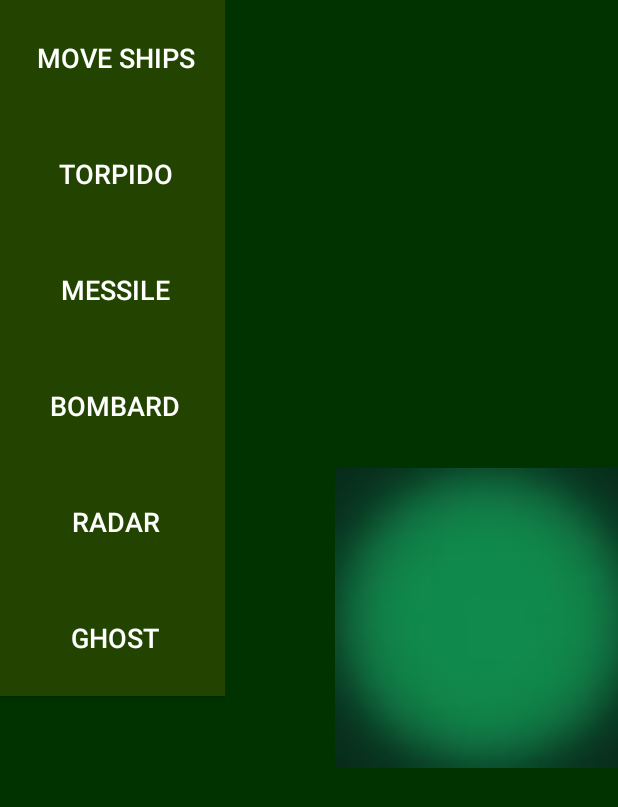
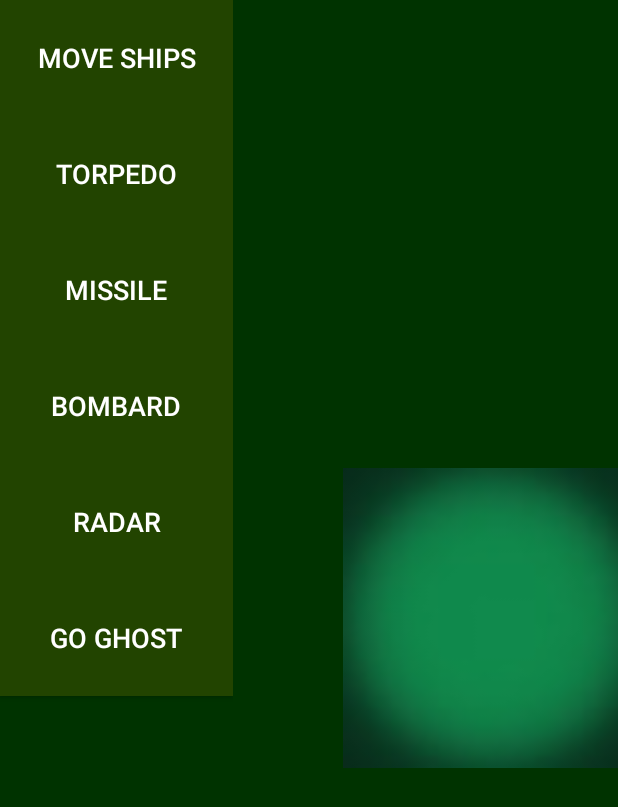
Before and after one commit to NzarTofiq/battleship, an Android app: the screen it shows after launch (MainActivity), after a tap on "ENTER", on a phone screen of 412 x 824 dp. Shown: the top 807 px of the screen. Run offline under Robolectric (Android 15) with nearby library versions, the phone set to English and light mode, and no system bars.

Commit message:
image switcher not working

```diff
--- a/app/src/main/java/com/nzartofiq/battelship/MainActivity.java
+++ b/app/src/main/java/com/nzartofiq/battelship/MainActivity.java
@@ -7,7 +7,10 @@ import android.support.v7.app.AppCompatActivity;
 import android.view.View;
 import android.widget.Button;
 import android.widget.ImageButton;
+import android.widget.ImageSwitcher;
+import android.widget.ImageView;
 import android.widget.TextView;
+import android.widget.ViewSwitcher;
 
 public class MainActivity extends AppCompatActivity {
     //version 3
@@ -21,7 +24,7 @@ public class MainActivity extends AppCompatActivity {
 
     private Board board;
     private String name;
-    private static Button btn2;
+    private ImageSwitcher imageSwitcher;
 
     @Override
     protected void onCreate(Bundle savedInstanceState) {
@@ -31,6 +34,18 @@ public class MainActivity extends AppCompatActivity {
         name = intent.getStringExtra(StartActivity.NAME_EXTRA);
         board = new Board();
         setupBtnClicks();
+        imageSwitcher = (ImageSwitcher)findViewById(R.id.imageSwitcher1);
+        changeImageSource();
+    }
+
+    private void changeImageSource() {
+//        imageSwitcher.setImageResource(R.drawable.blue);
+        imageSwitcher.setFactory(new ViewSwitcher.ViewFactory() {
+            public View makeView() {
+                ImageView myView = new ImageView(getApplicationContext());
+                return myView;
+            }
+        });
     }
 
     private void setupBtnClicks(){
--- a/app/src/main/res/layout/content_main.xml
+++ b/app/src/main/res/layout/content_main.xml
@@ -11,13 +11,13 @@
 
         <LinearLayout
             android:orientation="vertical"
-            android:layout_width="150dp"
+            android:layout_width="155dp"
             android:layout_height="fill_parent"
             android:layout_gravity="left">
 
             <Button
                 android:id="@+id/btn_1"
-                android:layout_width="154dp"
+                android:layout_width="fill_parent"
                 android:layout_height="77dp"
                 android:textColor="#FFF"
                 android:background="#240"
@@ -26,25 +26,25 @@
             </Button>
             <Button
                 android:id="@+id/btn_2"
-                android:layout_width="154dp"
+                android:layout_width="fill_parent"
                 android:layout_height="77dp"
                 android:textColor="#FFF"
                 android:background="#240"
-                android:text="torpido"
+                android:text="torpedo"
                 android:textSize="18sp" >
             </Button>
             <Button
                 android:id="@+id/btn_3"
-                android:layout_width="154dp"
+                android:layout_width="fill_parent"
                 android:layout_height="77dp"
                 android:textColor="#FFF"
                 android:background="#240"
-                android:text="messile"
+                android:text="missile"
                 android:textSize="18sp" >
             </Button>
             <Button
                 android:id="@+id/btn_4"
-                android:layout_width="154dp"
+                android:layout_width="fill_parent"
                 android:layout_height="77dp"
                 android:textColor="#FFF"
                 android:background="#240"
@@ -53,7 +53,7 @@
             </Button>
             <Button
                 android:id="@+id/btn_5"
-                android:layout_width="154dp"
+                android:layout_width="fill_parent"
                 android:layout_height="77dp"
                 android:textColor="#FFF"
                 android:background="#240"
@@ -62,11 +62,11 @@
             </Button>
             <Button
                 android:id="@+id/btn_6"
-                android:layout_width="154dp"
+                android:layout_width="fill_parent"
                 android:layout_height="77dp"
                 android:textColor="#FFF"
                 android:background="#240"
-                android:text="ghost"
+                android:text="go ghost"
                 android:textSize="18sp" >
             </Button>
         </LinearLayout>
@@ -78,12 +78,6 @@
             android:layout_margin="73dp"
             android:layout_gravity="center"
             android:background="@drawable/green_blob">
-
-            <ImageView
-                android:layout_width="wrap_content"
-                android:layout_height="wrap_content"
-                android:id="@+id/imageView"
-                android:contentDescription="Green blob" />
         </ImageSwitcher>
 
         <GridLayout
```
